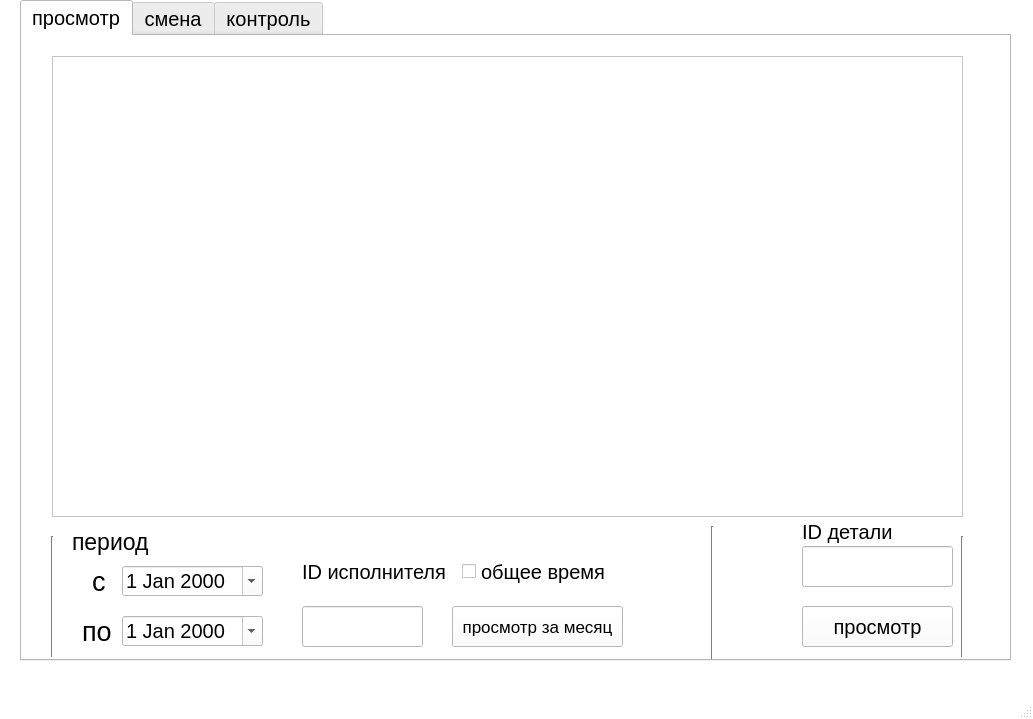
The window that цех2.ui (paldess/chep-v1) describes before a commit, drawn with Qt 5.
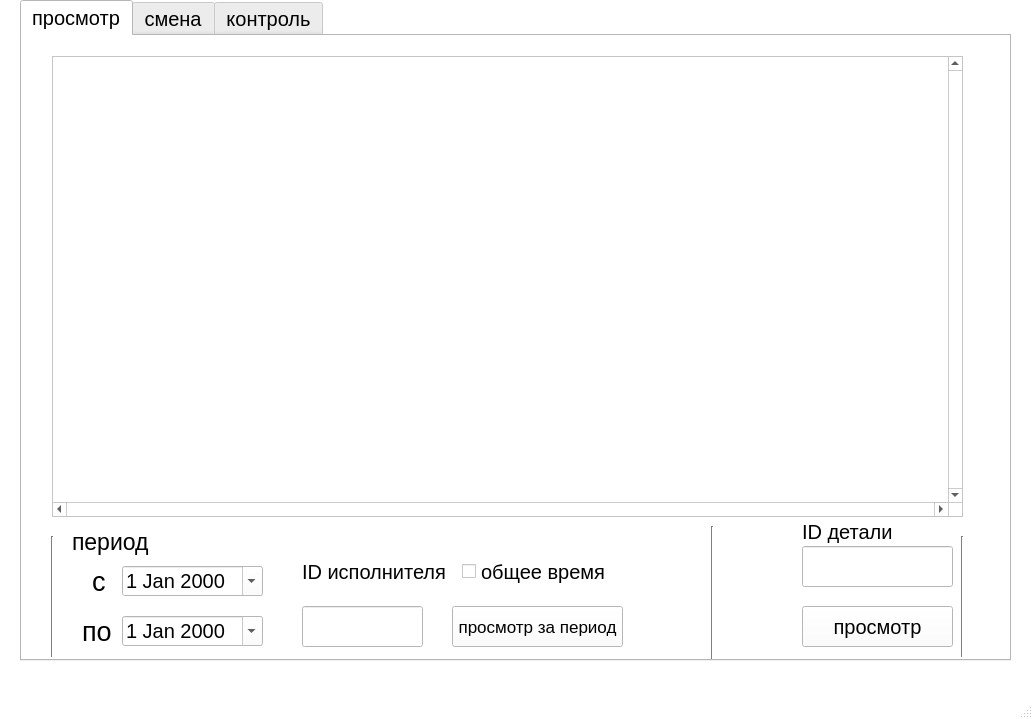
The same window after the commit.

Diff of the .ui file:
```diff
--- a/цех2.ui
+++ b/цех2.ui
@@ -534,6 +534,21 @@
         <height>461</height>
        </rect>
       </property>
+      <property name="verticalScrollBarPolicy">
+       <enum>Qt::ScrollBarAlwaysOn</enum>
+      </property>
+      <property name="horizontalScrollBarPolicy">
+       <enum>Qt::ScrollBarAlwaysOn</enum>
+      </property>
+      <property name="sizeAdjustPolicy">
+       <enum>QAbstractScrollArea::AdjustIgnored</enum>
+      </property>
+      <property name="lineWrapMode">
+       <enum>QTextEdit::NoWrap</enum>
+      </property>
+      <property name="readOnly">
+       <bool>true</bool>
+      </property>
      </widget>
      <widget class="QLineEdit" name="who_to">
       <property name="geometry">
@@ -560,7 +575,7 @@
        </font>
       </property>
       <property name="text">
-       <string>просмотр за месяц</string>
+       <string>просмотр за период</string>
       </property>
      </widget>
      <widget class="Line" name="line_3">
```
